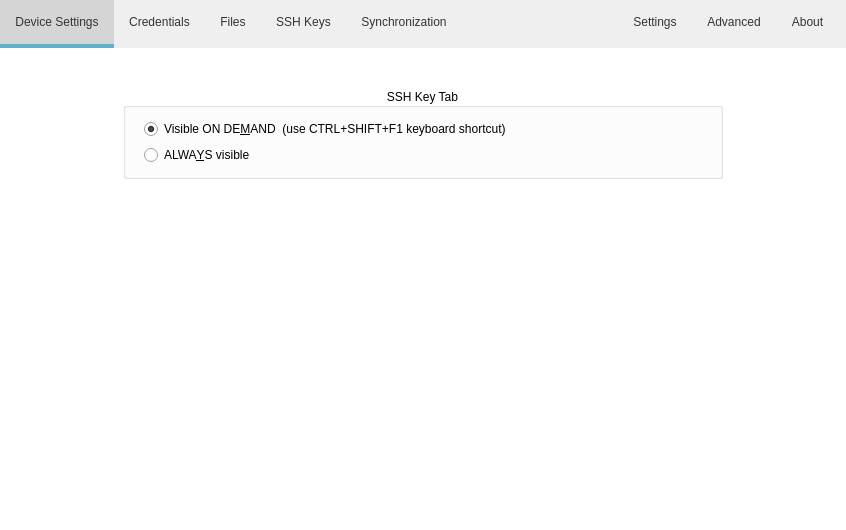
This is src/MainWindow.ui in mooltipass/moolticute as Qt 5 draws it before an edit. The edited form follows.
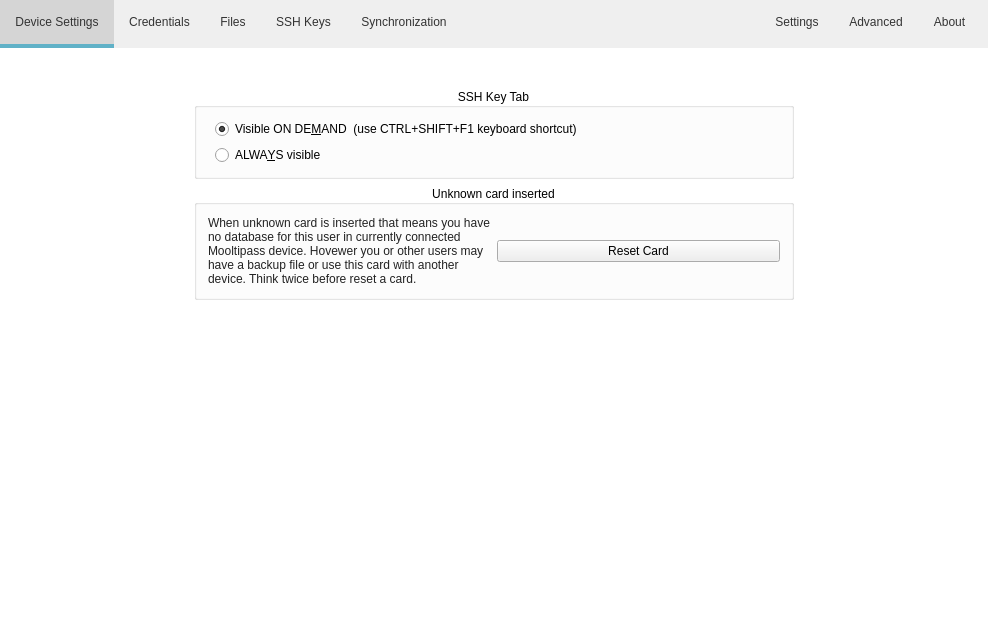
This is the edited form. The open tabs and pages were chosen to show the change. Icons and pictures are not drawn. Custom widgets are drawn as their Qt base class.

Commit message: New feature #209: reset unknown smart card, GUI part

What changed in the file:
```diff
--- a/src/MainWindow.ui
+++ b/src/MainWindow.ui
@@ -6,8 +6,8 @@
    <rect>
     <x>0</x>
     <y>0</y>
-    <width>846</width>
-    <height>530</height>
+    <width>988</width>
+    <height>632</height>
    </rect>
   </property>
   <property name="windowTitle">
@@ -3153,7 +3153,7 @@
         <property name="rightMargin">
          <number>80</number>
         </property>
-        <item row="1" column="0">
+        <item row="2" column="0">
          <spacer name="verticalSpacer_18">
           <property name="orientation">
            <enum>Qt::Vertical</enum>
@@ -3204,6 +3204,35 @@
           </layout>
          </widget>
         </item>
+        <item row="1" column="0">
+         <widget class="QGroupBox" name="groupBox_ResetCard">
+          <property name="title">
+           <string>Unknown card inserted</string>
+          </property>
+          <property name="alignment">
+           <set>Qt::AlignCenter</set>
+          </property>
+          <layout class="QGridLayout" name="gridLayout_3">
+           <item row="0" column="1">
+            <widget class="QPushButton" name="pushButtonResetCard">
+             <property name="text">
+              <string>Reset Card</string>
+             </property>
+            </widget>
+           </item>
+           <item row="0" column="0">
+            <widget class="QLabel" name="label_6">
+             <property name="text">
+              <string>When unknown card is inserted that means you have no database for this user in currently connected Mooltipass device. Hovewer you or other users may have a backup file or use this card with another device. Think twice before reset a card.</string>
+             </property>
+             <property name="wordWrap">
+              <bool>true</bool>
+             </property>
+            </widget>
+           </item>
+          </layout>
+         </widget>
+        </item>
        </layout>
       </widget>
      </widget>
```
Left out of the diff: 6 changed lines with no effect on the pictures. The commit also changes 4 other files.
